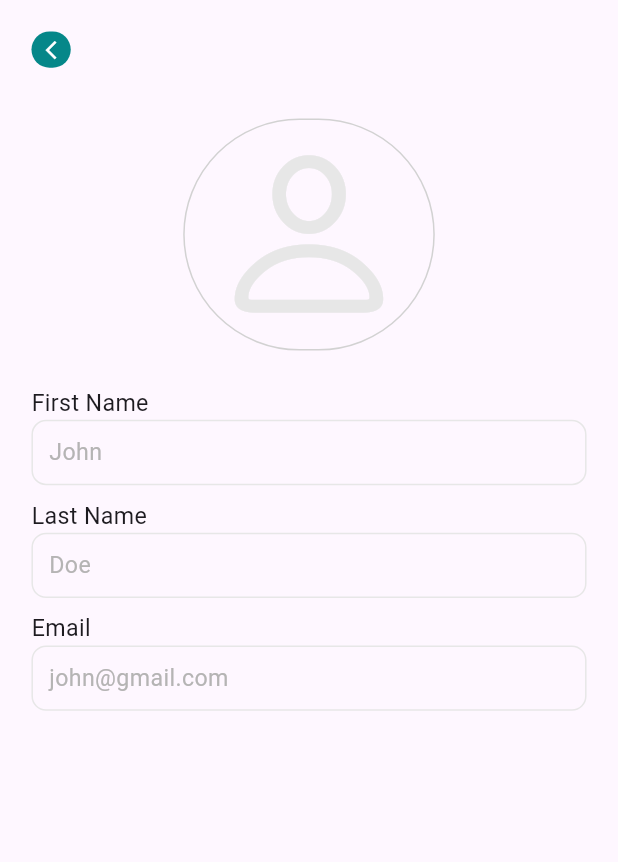
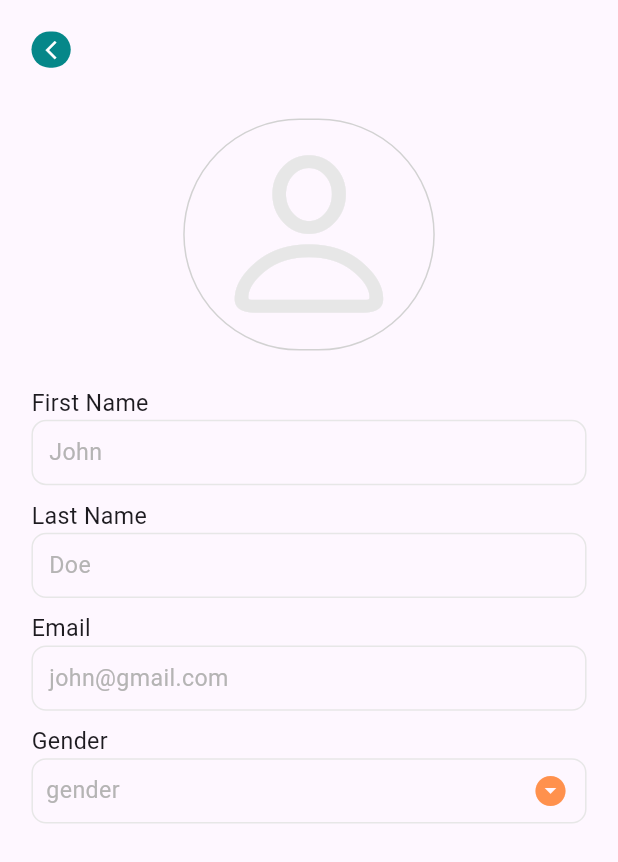
Before and after one commit to afif-ayoubi/Clever-Karma, a Flutter app: the screen it shows after launch, on a phone screen of 412 x 824 dp. Shown: the top 862 px of the screen. Run offline on Flutter 3.47's test engine with Material 3 defaults, Android fonts, the phone set to English and light mode, and no system bars; our stand-ins replace bloc, dartz, equatable, flutter_animate, flutter_bloc, flutter_screenutil and 6 more; project files that could hold a hidden picture were left out.

Commit message:
finilize the custom dropdown

```diff
--- a/mobile/lib/features/auth/presentation/widgets/profile_page/custom_dropdown.dart
+++ b/mobile/lib/features/auth/presentation/widgets/profile_page/custom_dropdown.dart
@@ -1,19 +1,20 @@
 import 'package:flutter/material.dart';
 import 'package:flutter_screenutil/flutter_screenutil.dart';
-
+import 'package:mobile/core/theme/hex_color.dart';
 
 class CustomDropDown extends StatefulWidget {
   const CustomDropDown({
     super.key,
     required this.value,
     required this.list,
-    this.lockIcon = false,
-    this.textCenter=false,
+    required this.hint,
+     required this.labelText,
   });
+
+  final String hint;
   final String? value;
   final List<String> list;
-  final bool lockIcon;
-  final bool textCenter;
+  final String? labelText;
 
   @override
   State<CustomDropDown> createState() => _CustomDropDownState();
@@ -22,36 +23,48 @@ class CustomDropDown extends StatefulWidget {
 class _CustomDropDownState extends State<CustomDropDown> {
   @override
   Widget build(BuildContext context) {
-    return DropdownButtonHideUnderline(
+    final theme = Theme.of(context).textTheme;
+
+    return Column(
+      crossAxisAlignment: CrossAxisAlignment.start,
+      children: [
+        Text(widget.labelText ?? "", style: theme.bodyMedium),
+        DropdownButtonHideUnderline(
           child: SizedBox(
             height: 45.h,
             child: DropdownButtonFormField<String>(
               menuMaxHeight: 200.h,
-
               validator: (value) {
                 if (value == null) {
                   return null;
                 }
                 return null;
               },
-
-
-          // iconSize: 17.r,
-          // iconEnabledColor: HexColor.primaryColor,
-          // iconDisabledColor: HexColor.primaryColor,
-          // icon: iconStyle(false),
+              decoration: InputDecoration(
+                contentPadding: const EdgeInsets.fromLTRB(6, 10, 10, 10).r,
+              ),
+              icon: const Icon(
+                Icons.arrow_drop_down_circle,
+                color: HexColor.secondaryColor,
+              ),
+              hint: Text(widget.hint,
+                  style: theme.bodyMedium!
+                      .copyWith(color: HexColor.textInputColor)),
+              style: theme.bodyMedium!.copyWith(color: Colors.black54),
               value: widget.value,
               items: widget.list.map<DropdownMenuItem<String>>((String? value) {
                 return DropdownMenuItem<String>(
                   value: value,
-              child: Text('\t ${value!}'),
+                  child: Text(value!),
                 );
               }).toList(),
-          onChanged: (value) => setState(() {
+              onChanged: (String? value) => setState(() {
                 widget.value != value;
               }),
             ),
           ),
+        ),
+      ],
     );
   }
 }
--- a/mobile/lib/features/auth/presentation/widgets/profile_page/profile_detail_widget.dart
+++ b/mobile/lib/features/auth/presentation/widgets/profile_page/profile_detail_widget.dart
@@ -1,5 +1,5 @@
 import 'dart:io';
-
+import 'package:intl/intl.dart';
 import 'package:flutter/cupertino.dart';
 import 'package:flutter/material.dart';
 import 'package:flutter/widgets.dart';
@@ -7,10 +7,9 @@ import 'package:flutter_screenutil/flutter_screenutil.dart';
 import 'package:gap/gap.dart';
 import 'package:image_picker/image_picker.dart';
 import 'package:mobile/core/theme/hex_color.dart';
-import 'package:mobile/features/auth/presentation/widgets/profile_page/custom_dropdown.dart';
-
 import '../common_widgets/app_bar.dart';
 import '../common_widgets/custom_textfield.dart';
+import 'custom_dropdown.dart';
 
 class ProfileDetailWidget extends StatefulWidget {
   const ProfileDetailWidget({super.key});
@@ -22,6 +21,20 @@ class ProfileDetailWidget extends StatefulWidget {
 class _ProfileDetailWidgetState extends State<ProfileDetailWidget> {
   File? _image;
   final ImagePicker picker = ImagePicker();
+  List<String> genderList = [
+    'male',
+    'female',
+  ];
+  String? gender;
+  final TextEditingController _dateController = TextEditingController();
+
+  final TextEditingController _firstNameController = TextEditingController();
+
+  final TextEditingController _lastNameController = TextEditingController();
+
+  final TextEditingController _emailController = TextEditingController();
+
+  final TextEditingController _phoneController = TextEditingController();
 
   Future getImage() async {
     final XFile? image = await picker.pickImage(source: ImageSource.gallery);
@@ -34,20 +47,32 @@ class _ProfileDetailWidgetState extends State<ProfileDetailWidget> {
     });
   }
 
-  final TextEditingController _firstNameController = TextEditingController();
-  final TextEditingController _lastNameController = TextEditingController();
-  final TextEditingController _emailController = TextEditingController();
-  final TextEditingController _phoneController = TextEditingController();
+  Future<DateTime?> _showDateTime() async {
+    final DateTime? pickDate = await showDatePicker(
+        context: context,
+        initialDate: DateTime.now(),
+        firstDate: DateTime(1960),
+        lastDate: DateTime.now());
+    if (pickDate != null) {
+      setState(() {
+        _dateController.text = DateFormat('yyyy-MM-dd').format(pickDate);
+      });
+    }
+    return null;
+  }
 
   @override
   void initState() {
-    // TODO: implement initState
     super.initState();
   }
 
   @override
   void dispose() {
-    // TODO: implement dispose
+    _dateController.dispose();
+    _firstNameController.dispose();
+    _lastNameController.dispose();
+    _emailController.dispose();
+    _phoneController.dispose();
     super.dispose();
   }
 
@@ -100,7 +125,12 @@ class _ProfileDetailWidgetState extends State<ProfileDetailWidget> {
                 labelText: 'Email',
               ),
               Gap(10.h),
-              // CustomDropDown(value: 'value', list: list, )
+              CustomDropDown(
+                hint: "gender",
+                labelText: "Gender",
+                list: genderList,
+                value: gender,
+              )
             ],
           ),
         ),
--- a/mobile/pubspec.yaml
+++ b/mobile/pubspec.yaml
@@ -47,6 +47,7 @@ dependencies:
   flutter_animate: ^4.5.0
   gap: ^3.0.1
   image_picker: ^1.1.1
+  intl: ^0.19.0
 dev_dependencies:
   flutter_test:
     sdk: flutter
```
Also changed, not shown: mobile/pubspec.lock. Lines whose indentation alone changed are shown as unchanged.
